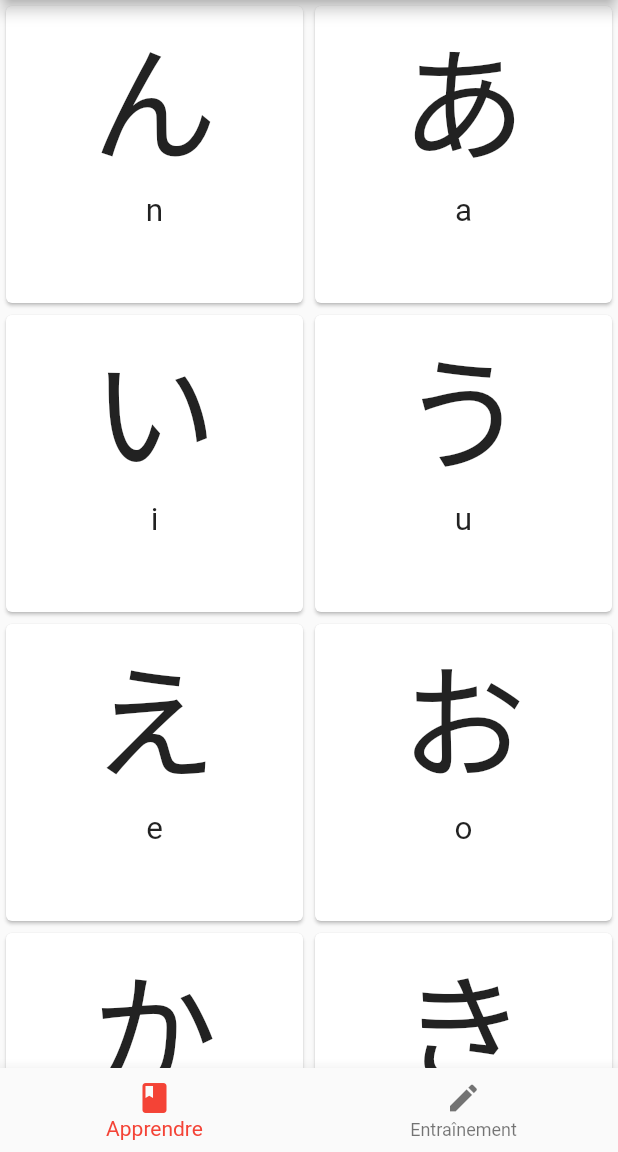
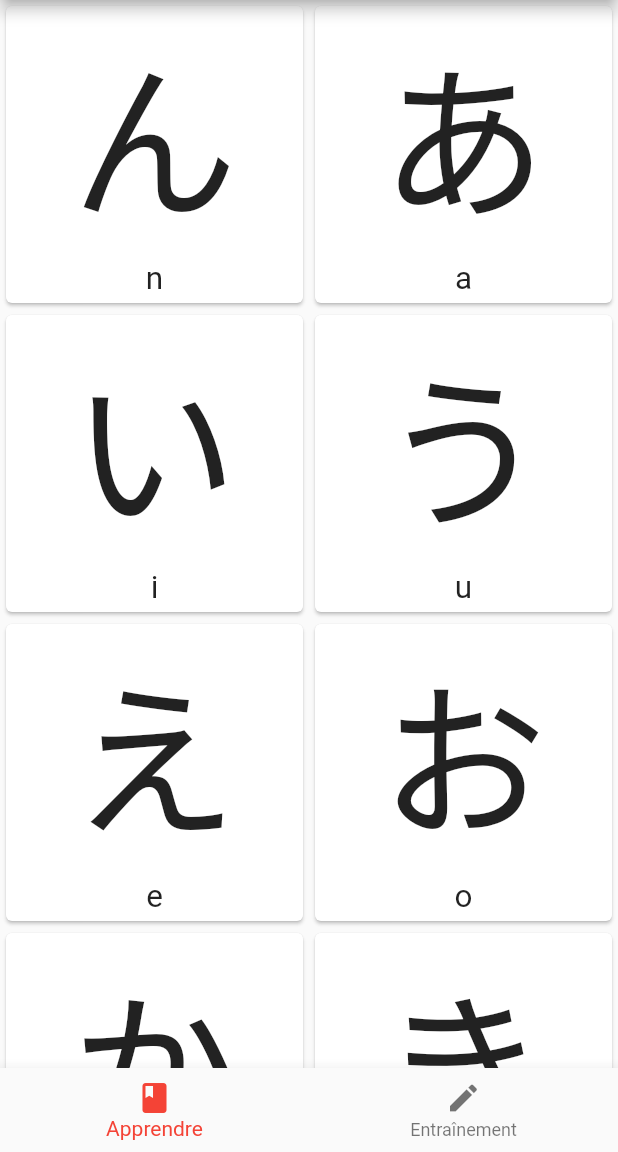
Before and after one commit to titoine9912/tp3_Mobile, a Flutter app: the screen it shows after launch, on a phone screen of 412 x 824 dp, the part 84-1236 px from its top. Run offline on Flutter 3.47's test engine with Material 2 defaults, Android fonts, the phone set to English and light mode, and no system bars.

Commit message:
Update learn.dart

```diff
--- a/tp3-depart/lib/app/learn.dart
+++ b/tp3-depart/lib/app/learn.dart
@@ -18,7 +18,7 @@ class _LearnState extends State<Learn> {
     return Container(
       child: GridView.count(
         crossAxisCount: 2,
-        children: List.generate(Hiraganas.length, (index)=>CustomCard(index)),
+        children: List.generate(Hiraganas.length, (index) => CustomCard(index)),
       ),
     );
   }
@@ -42,14 +42,29 @@ class _CustomCardState extends State<CustomCard> {
   Widget build(BuildContext context) {
     return Card(
       child: Column(
+        mainAxisAlignment: MainAxisAlignment.center,
         children: <Widget>[
-          Text(
-            Hiraganas.keys.elementAt(index),
-            textScaleFactor: 6,
+          Container(
+            child: Row(
+              mainAxisSize: MainAxisSize.min,
+              children: <Widget>[
+                Text(
+                  Hiraganas.keys.elementAt(index),
+                  textScaleFactor: 8,
+                ),
+              ],
+            ),
           ),
-          Text(
-            Hiraganas.values.elementAt(index),
-            textScaleFactor: 1.5,
+          Container(
+            child: Row(
+              mainAxisAlignment: MainAxisAlignment.center,
+              children: <Widget>[
+                Text(
+                  Hiraganas.values.elementAt(index),
+                  textScaleFactor: 1.5,
+                ),
+              ],
+            ),
           ),
         ],
       ),
```
